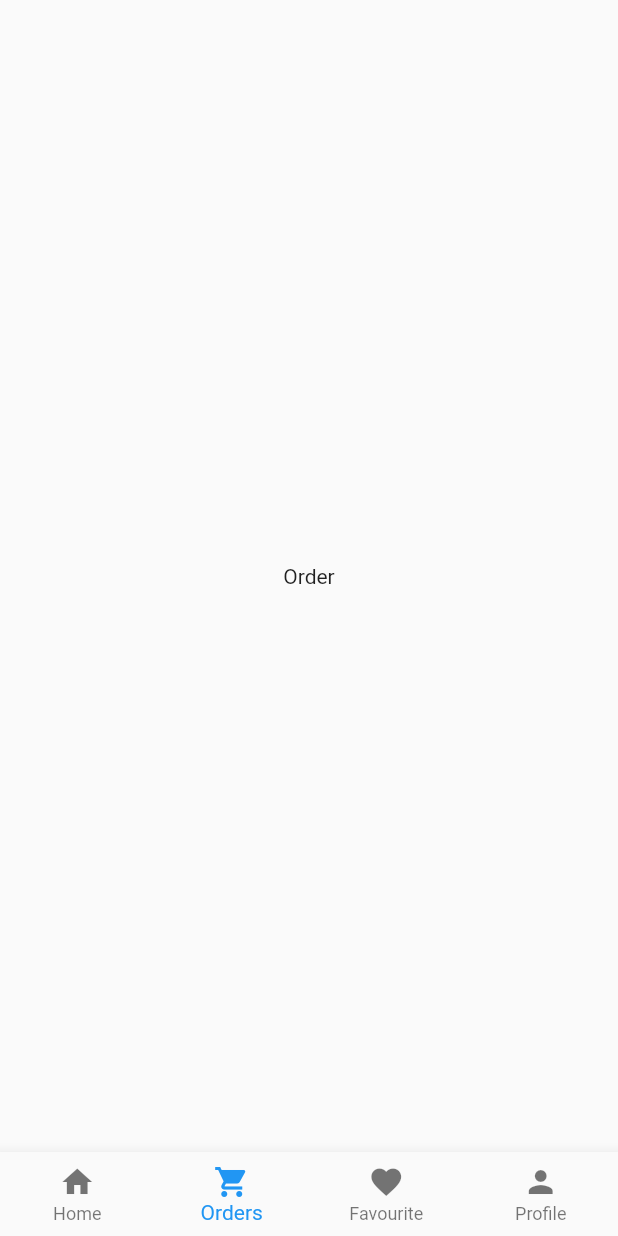
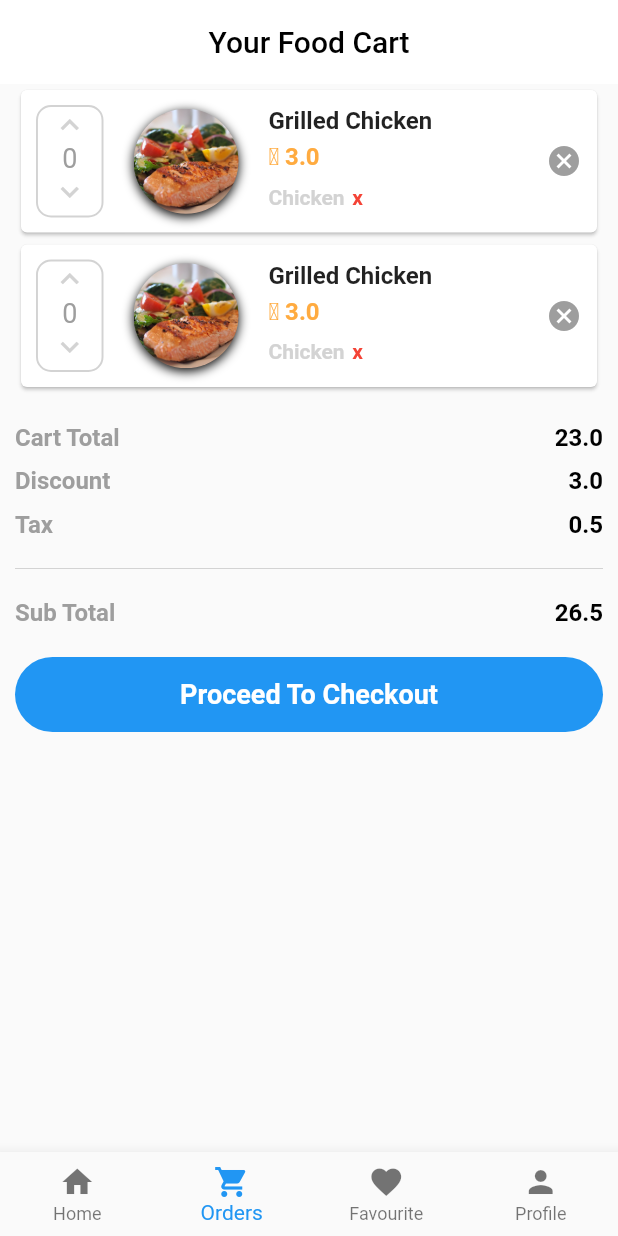
Before and after one commit to guptabhoomika/FoodApp, a Flutter app: the MainScreen screen opened directly, item 2 of the bottom bar chosen, on a phone screen of 412 x 824 dp. Run offline on Flutter 3.47's test engine with Material 2 defaults, Android fonts, the phone set to English and light mode, and no system bars.

Commit message:
order added

```diff
--- a/food_app/lib/src/app.dart
+++ b/food_app/lib/src/app.dart
@@ -1,5 +1,7 @@
 import 'package:flutter/material.dart';
+import 'package:food_app/src/homescreen.dart';
 import 'package:food_app/src/pages/signInPage.dart';
+
 
 
 class App extends StatelessWidget {
@@ -14,7 +16,7 @@ class App extends StatelessWidget {
 
       ),
 
-      home: SignInPage(),
+      home: SignInPage()
 
 
     );
--- a/food_app/lib/src/pages/orderPage.dart
+++ b/food_app/lib/src/pages/orderPage.dart
@@ -1,4 +1,5 @@
 import 'package:flutter/material.dart';
+import '../widgets/order_card.dart';
 class Orders extends StatefulWidget {
   @override
   _OrdersState createState() => _OrdersState();
@@ -7,8 +8,89 @@ class Orders extends StatefulWidget {
 class _OrdersState extends State<Orders> {
   @override
   Widget build(BuildContext context) {
-    return Center(
-      child: Text("Order"),
+    return Scaffold(
+         body: ListView(
+
+
+
+          padding: EdgeInsets.symmetric(horizontal: 10.0),
+          scrollDirection: Axis.vertical,
+          children: <Widget>[
+            Ordercard(),
+            Ordercard(),
+            _buidTotal(),
+
+
+          ],
+
+      ),
+    );
+
+  }
+  Widget _buidTotal()
+  {
+    return Container(
+      margin: EdgeInsets.only(top:20),
+      child: Column(
+        children: <Widget>[
+        Row(
+          mainAxisAlignment: MainAxisAlignment.spaceBetween,
+          children: <Widget>[
+              Text("Cart Total",style: TextStyle(color: Colors.grey,fontSize: 16,fontWeight: FontWeight.bold),),
+             Text("23.0",style: TextStyle(color: Colors.black,fontSize: 16,fontWeight: FontWeight.bold)),
+
+        ],
+
+        ),
+
+          SizedBox(height: 10,),
+          Row(
+          mainAxisAlignment: MainAxisAlignment.spaceBetween,
+          children: <Widget>[
+              Text("Discount",style: TextStyle(color: Colors.grey,fontSize: 16,fontWeight: FontWeight.bold),),
+             Text("3.0",style: TextStyle(color: Colors.black,fontSize: 16,fontWeight: FontWeight.bold)),
+
+        ],
+        ),
+        SizedBox(height: 10,),
+            Row(
+          mainAxisAlignment: MainAxisAlignment.spaceBetween,
+          children: <Widget>[
+              Text("Tax",style: TextStyle(color: Colors.grey,fontSize: 16,fontWeight: FontWeight.bold),),
+             Text("0.5",style: TextStyle(color: Colors.black,fontSize: 16,fontWeight: FontWeight.bold)),
+
+        ],
+        ),
+        Divider(height: 40,color: Color(0xFFD3D3D3),),
+
+          Row(
+          mainAxisAlignment: MainAxisAlignment.spaceBetween,
+          children: <Widget>[
+              Text("Sub Total",style: TextStyle(color: Colors.grey,fontSize: 16,fontWeight: FontWeight.bold),),
+             Text("26.5",style: TextStyle(color: Colors.black,fontSize: 16,fontWeight: FontWeight.bold)),
+
+        ],
+        ),
+        SizedBox(
+          height: 20,
+        ),
+        Container(
+          height: 50,
+          width: MediaQuery.of(context).size.width,
+          decoration: BoxDecoration(
+            color: Colors.blue,
+            borderRadius: BorderRadius.circular(30.0)
+          ),
+          child: Center(
+            child: Text("Proceed To Checkout",style: TextStyle(color: Colors.white,fontWeight: FontWeight.bold,fontSize: 18),) ,
+            ),
+        )
+
+
+
+      ],
+      ),
+
     );
   }
 }
--- a/food_app/lib/src/pages/signInPage.dart
+++ b/food_app/lib/src/pages/signInPage.dart
@@ -1,5 +1,6 @@
 
 import 'package:flutter/material.dart';
+import 'package:food_app/src/pages/signupPage.dart';
 import 'package:food_app/src/screens/mainScreen.dart';
 
 
@@ -138,6 +139,8 @@ class _SignInPageState extends State<SignInPage> {
                     SizedBox(width: 10.0),
                     GestureDetector(
                       onTap: () {
+                         Navigator.of(context).pushReplacement(MaterialPageRoute(
+                        builder: (BuildContext context) => SignUpPage()));
 
                       },
                       child: Text(
--- a/food_app/lib/src/screens/mainScreen.dart
+++ b/food_app/lib/src/screens/mainScreen.dart
@@ -61,6 +61,12 @@ class _MainScreenState extends State<MainScreen> {
 
       ]),
       body: cuurentpage,
+      appBar: currentabindex==1 ? AppBar(
+        title: Text("Your Food Cart",style: TextStyle(color: Colors.black),),
+        elevation: 0.0,
+        centerTitle: true,
+        backgroundColor: Colors.white,
+      ) : null,
 
     );
   }
--- /dev/null
+++ b/food_app/lib/src/widgets/order_card.dart
@@ -0,0 +1,126 @@
+import 'package:flutter/material.dart';
+class Ordercard extends StatelessWidget {
+  @override
+  Widget build(BuildContext context) {
+    return Card(
+      child: Padding(
+        padding: const EdgeInsets.symmetric(horizontal: 10,vertical: 10),
+        child: Row(
+          children: <Widget>[
+            Container(
+              height: 75,
+              width: 45,
+              decoration: BoxDecoration(
+                border: Border.all(width: 1.3,color: Color(0xFFD3D3D3)),
+                borderRadius: BorderRadius.circular(10)
+
+             ),
+              child: Column(
+                children: <Widget>[
+                 InkWell(
+                   onTap: (){},
+                   child: Icon(Icons.keyboard_arrow_up, color: Color(0xFFD3D3D3))
+                   ),
+                    Text("0", style: TextStyle(fontSize: 18.0, color: Colors.grey),),
+                    InkWell(
+                      onTap: (){},
+                      child: Icon(Icons.keyboard_arrow_down, color: Color(0xFFD3D3D3))
+                      )
+
+              ],
+              ),
+            ),
+            SizedBox(width:20),
+            Container(
+              height: 70,
+              width: 70,
+
+                decoration: BoxDecoration(
+                  image: DecorationImage(
+                   image: AssetImage("assets/images/lunch.jpeg",),
+                   fit: BoxFit.cover
+                  ),
+                  borderRadius: BorderRadius.circular(35),
+                    boxShadow: [
+                    BoxShadow(
+                        color: Colors.black,
+                        blurRadius: 5.0,
+                        offset: Offset(0.0, 2.0))
+                  ],
+
+
+                ),
+            ),
+            SizedBox(
+              width: 20,
+            ),
+            Column(
+              crossAxisAlignment: CrossAxisAlignment.start,
+
+              children: <Widget>[
+                Text("Grilled Chicken",  style: TextStyle(fontSize: 16.0, fontWeight: FontWeight.bold),),
+                SizedBox(height: 5.0),
+                 Text(
+                  "\u023B 3.0",
+                  style: TextStyle(
+                      fontSize: 16.0,
+                      color: Colors.orangeAccent,
+                      fontWeight: FontWeight.bold),
+                ),
+                SizedBox(
+                  height: 5,
+                ),
+                Container(
+                  height: 25,
+                  width: 120,
+                  child: ListView(
+                    scrollDirection: Axis.horizontal,
+                    children: <Widget>[
+                      Container(
+                        margin: EdgeInsets.only(right: 10),
+                        child: Row(
+                          children: <Widget>[
+                          Text(
+                            "Chicken",style: TextStyle(
+                                    color: Color(0xFFD3D3D3),
+                                    fontWeight: FontWeight.bold)),
+                          SizedBox(
+                            width: 5,
+                          ),
+                          InkWell(
+                            onTap: (){},
+                            child: Text(
+                              "x",
+                            style: TextStyle(
+                                    fontWeight: FontWeight.bold,
+                                    color: Colors.red,
+                                  ),),
+                          ),
+                          SizedBox(
+                            width: 10,
+
+                          )
+                        ],),
+                      ),
+                    ],
+                  ),
+
+                )
+
+
+              ],
+            ),
+            Spacer(),
+            GestureDetector
+            (
+              onTap: (){},
+              child: Icon(Icons.cancel,color: Colors.grey,)
+              )
+
+        ],
+        ),
+      ),
+
+    );
+  }
+}
```
Also changed, not shown: food_app/lib/src/pages/signupPage.dart (added, +177 -0 lines).
